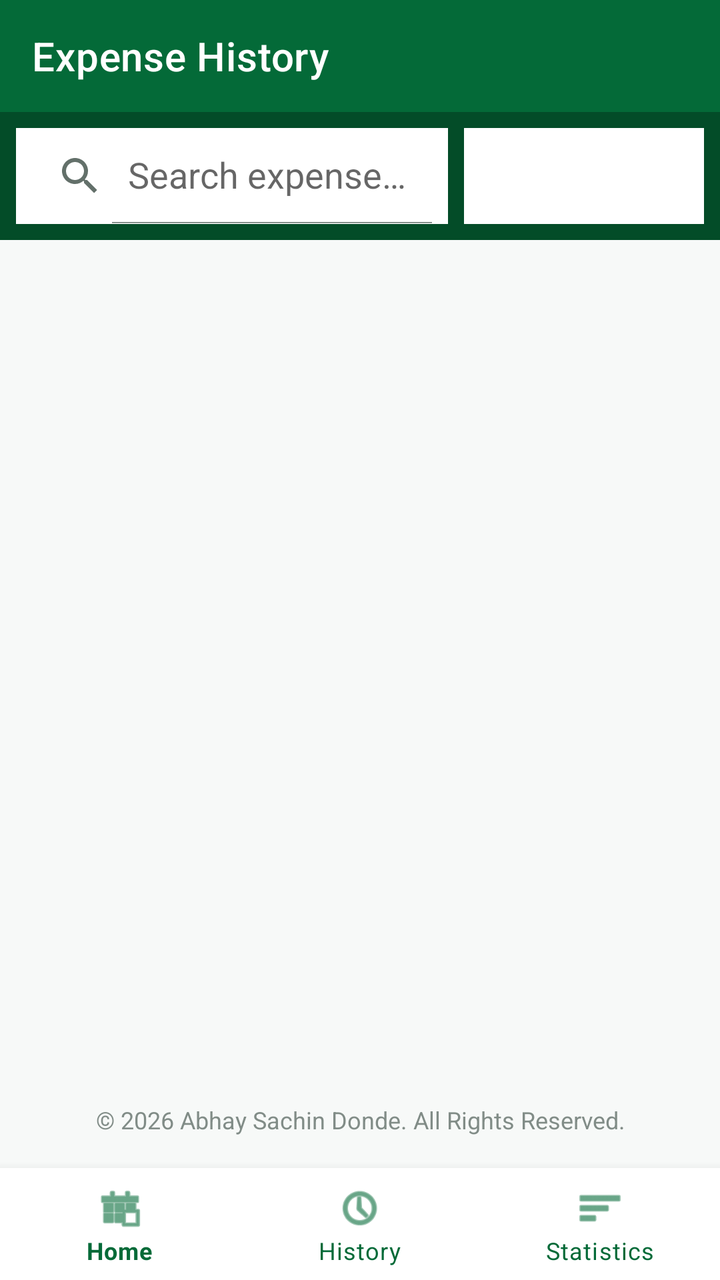
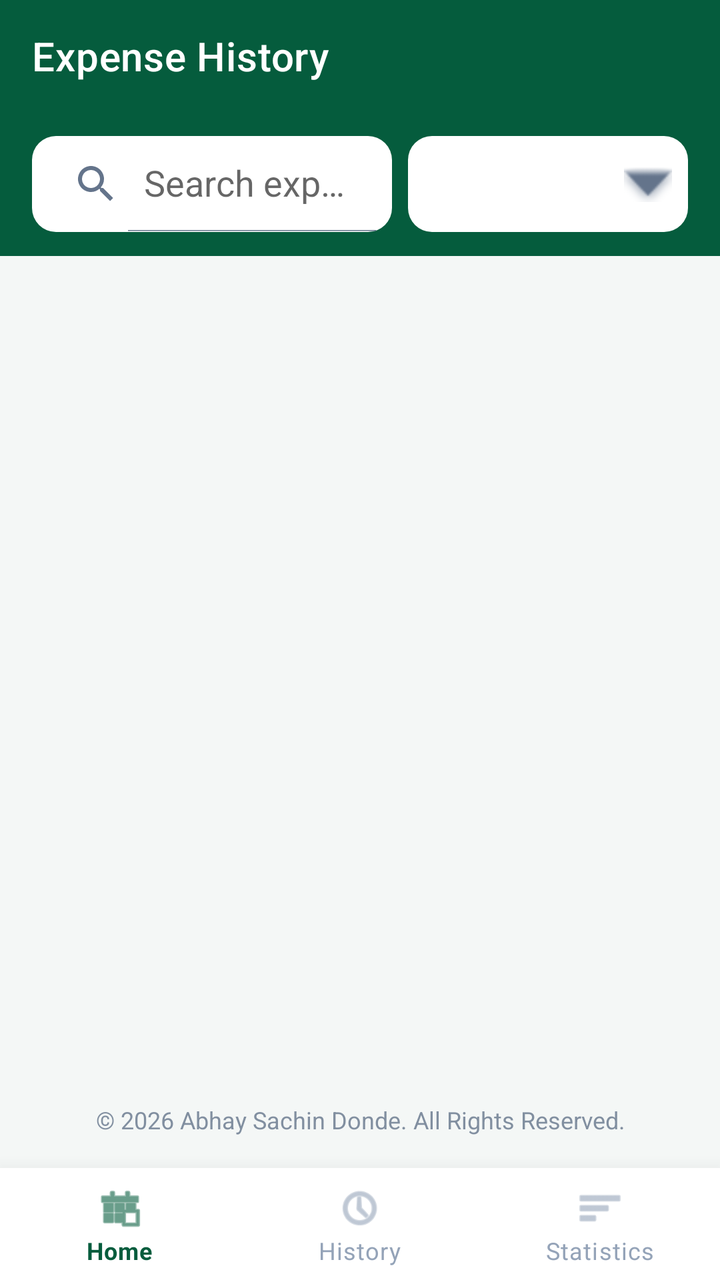

An Android layout rendered at two revisions. The XML below is the earlier revision; the diff shows what the commit changed to produce the second picture.
<!-- AndroidManifest.xml: application theme Theme.DailyHisaab -->
<!-- res/layout/activity_history.xml -->
<?xml version="1.0" encoding="utf-8"?>
<androidx.constraintlayout.widget.ConstraintLayout
    xmlns:android="http://schemas.android.com/apk/res/android"
    xmlns:app="http://schemas.android.com/apk/res-auto"
    android:layout_width="match_parent"
    android:layout_height="match_parent"
    android:background="?android:attr/colorBackground">

    <com.google.android.material.appbar.AppBarLayout
        android:id="@+id/appBarLayout"
        android:layout_width="match_parent"
        android:layout_height="wrap_content"
        app:layout_constraintTop_toTopOf="parent">

        <androidx.appcompat.widget.Toolbar
            android:id="@+id/toolbar"
            android:layout_width="match_parent"
            android:layout_height="?attr/actionBarSize"
            android:background="?attr/colorPrimary"
            app:title="@string/history_title"
            app:titleTextColor="?attr/colorOnPrimary" />

        <LinearLayout
            android:layout_width="match_parent"
            android:layout_height="wrap_content"
            android:orientation="horizontal"
            android:padding="8dp"
            android:background="?attr/colorPrimaryVariant">

            <androidx.appcompat.widget.SearchView
                android:id="@+id/searchView"
                android:layout_width="0dp"
                android:layout_height="wrap_content"
                android:layout_weight="1"
                app:queryHint="@string/search_hint"
                app:iconifiedByDefault="false"
                android:background="@android:color/white"
                android:layout_marginEnd="8dp"/>

            <Spinner
                android:id="@+id/spinnerFilterCategory"
                android:layout_width="wrap_content"
                android:layout_height="match_parent"
                android:background="@android:color/white"
                android:minWidth="120dp"/>
        </LinearLayout>

    </com.google.android.material.appbar.AppBarLayout>

    <androidx.recyclerview.widget.RecyclerView
        android:id="@+id/rvHistory"
        android:layout_width="match_parent"
        android:layout_height="0dp"
        android:padding="@dimen/activity_margin"
        android:clipToPadding="false"
        app:layout_constraintTop_toBottomOf="@id/appBarLayout"
        app:layout_constraintBottom_toTopOf="@id/layoutFooter"/>

    <TextView
        android:id="@+id/tvEmptyHistory"
        android:layout_width="wrap_content"
        android:layout_height="wrap_content"
        android:text="@string/no_history"
        android:visibility="gone"
        app:layout_constraintTop_toTopOf="@id/rvHistory"
        app:layout_constraintBottom_toBottomOf="@id/rvHistory"
        app:layout_constraintStart_toStartOf="parent"
        app:layout_constraintEnd_toEndOf="parent" />

    
    <include layout="@layout/layout_footer"
        android:id="@+id/layoutFooter"
        android:layout_width="match_parent"
        android:layout_height="wrap_content"
        app:layout_constraintBottom_toTopOf="@id/bottomNavigation" />

    <com.google.android.material.bottomnavigation.BottomNavigationView
        android:id="@+id/bottomNavigation"
        android:layout_width="match_parent"
        android:layout_height="wrap_content"
        app:layout_constraintBottom_toBottomOf="parent"
        app:menu="@menu/bottom_nav_menu"
        android:background="?attr/colorSurface"
        app:itemIconTint="?attr/colorPrimary"
        app:itemTextColor="?attr/colorPrimary"/>

</androidx.constraintlayout.widget.ConstraintLayout>
<!-- res/layout/layout_footer.xml (included above) -->
<?xml version="1.0" encoding="utf-8"?>
<TextView xmlns:android="http://schemas.android.com/apk/res/android"
    android:layout_width="match_parent"
    android:layout_height="wrap_content"
    android:text="@string/footer_copyright"
    android:textSize="12sp"
    android:textColor="?android:attr/textColorSecondary"
    android:gravity="center"
    android:paddingTop="16dp"
    android:paddingBottom="16dp"
    android:alpha="0.8"/>
<!-- resources referenced by this layout -->
<resources>
  <dimen name="activity_margin">16dp</dimen>
  <string name="footer_copyright">© 2026 Abhay Sachin Donde. All Rights Reserved.</string>
  <string name="history_title">Expense History</string>
  <string name="no_history">No expenses match your criteria.</string>
  <string name="search_hint">Search expenses…</string>
  <style name="Theme.DailyHisaab" parent="Theme.MaterialComponents.DayNight.NoActionBar">
          
          <item name="colorPrimary">@color/primary</item>
          <item name="colorPrimaryVariant">@color/primaryVariant</item>
          <item name="colorOnPrimary">@color/onPrimary</item>
          
          <item name="colorSecondary">@color/secondary</item>
          <item name="colorSecondaryVariant">@color/secondaryVariant</item>
          <item name="colorOnSecondary">@color/onPrimary</item>
          
          <item name="android:statusBarColor">@color/primaryVariant</item>
  
          
          <item name="android:colorBackground">@color/background</item>
          <item name="colorSurface">@color/surface</item>
          <item name="colorError">@color/error</item>
  
          
          <item name="android:textColorPrimary">@color/textPrimary</item>
          <item name="android:textColorSecondary">@color/textSecondary</item>
      </style>
  <color name="primary">#046A38</color>
  <color name="primaryVariant">#034C28</color>
  <color name="onPrimary">#FFFFFF</color>
  <color name="secondary">#0F9D58</color>
  <color name="secondaryVariant">#0B8043</color>
  <color name="background">#F7F9F8</color>
  <color name="surface">#FFFFFF</color>
  <color name="error">#D32F2F</color>
  <color name="textPrimary">#1A1E1C</color>
  <color name="textSecondary">#63706A</color>
</resources>

<!-- the commit's change to res/layout/activity_history.xml (unified diff, before → after) -->
@@ -10,6 +10,7 @@
         android:id="@+id/appBarLayout"
         android:layout_width="match_parent"
         android:layout_height="wrap_content"
+        app:elevation="0dp"
         app:layout_constraintTop_toTopOf="parent">
 
         <androidx.appcompat.widget.Toolbar
@@ -24,8 +25,9 @@
             android:layout_width="match_parent"
             android:layout_height="wrap_content"
             android:orientation="horizontal"
-            android:padding="8dp"
-            android:background="?attr/colorPrimaryVariant">
+            android:paddingHorizontal="16dp"
+            android:paddingVertical="12dp"
+            android:background="?attr/colorPrimary">
 
             <androidx.appcompat.widget.SearchView
                 android:id="@+id/searchView"
@@ -34,15 +36,28 @@
                 android:layout_weight="1"
                 app:queryHint="@string/search_hint"
                 app:iconifiedByDefault="false"
-                android:background="@android:color/white"
+                android:background="@drawable/search_bg"
                 android:layout_marginEnd="8dp"/>
 
-            <Spinner
-                android:id="@+id/spinnerFilterCategory"
-                android:layout_width="wrap_content"
+            <FrameLayout
+                android:layout_width="140dp"
                 android:layout_height="match_parent"
-                android:background="@android:color/white"
-                android:minWidth="120dp"/>
+                android:background="@drawable/search_bg">
+                <Spinner
+                    android:id="@+id/spinnerFilterCategory"
+                    android:layout_width="match_parent"
+                    android:layout_height="match_parent"
+                    android:background="@android:color/transparent"
+                    android:paddingStart="12dp"
+                    android:paddingEnd="12dp"/>
+                <ImageView
+                    android:layout_width="24dp"
+                    android:layout_height="24dp"
+                    android:src="@android:drawable/arrow_down_float"
+                    android:layout_gravity="end|center_vertical"
+                    android:layout_marginEnd="8dp"
+                    app:tint="?android:attr/textColorSecondary"/>
+            </FrameLayout>
         </LinearLayout>
 
     </com.google.android.material.appbar.AppBarLayout>
@@ -51,21 +66,37 @@
         android:id="@+id/rvHistory"
         android:layout_width="match_parent"
         android:layout_height="0dp"
-        android:padding="@dimen/activity_margin"
+        android:paddingTop="8dp"
         android:clipToPadding="false"
         app:layout_constraintTop_toBottomOf="@id/appBarLayout"
         app:layout_constraintBottom_toTopOf="@id/layoutFooter"/>
 
-    <TextView
-        android:id="@+id/tvEmptyHistory"
-        android:layout_width="wrap_content"
+    <LinearLayout
+        android:id="@+id/layoutEmptyHistory"
+        android:layout_width="match_parent"
         android:layout_height="wrap_content"
-        android:text="@string/no_history"
+        android:orientation="vertical"
+        android:gravity="center"
         android:visibility="gone"
         app:layout_constraintTop_toTopOf="@id/rvHistory"
-        app:layout_constraintBottom_toBottomOf="@id/rvHistory"
-        app:layout_constraintStart_toStartOf="parent"
-        app:layout_constraintEnd_toEndOf="parent" />
+        app:layout_constraintBottom_toBottomOf="@id/rvHistory">
+
+        <ImageView
+            android:layout_width="64dp"
+            android:layout_height="64dp"
+            android:src="@drawable/ic_logo"
+            app:tint="@color/textHint"
+            android:alpha="0.5"
+            android:layout_marginBottom="16dp"/>
+
+        <TextView
+            android:id="@+id/tvEmptyHistory"
+            android:layout_width="wrap_content"
+            android:layout_height="wrap_content"
+            android:text="@string/no_history"
+            android:textColor="?android:attr/textColorSecondary"
+            android:textSize="16sp"/>
+    </LinearLayout>
 
     
     <include layout="@layout/layout_footer"
@@ -80,9 +111,7 @@
         android:layout_height="wrap_content"
         app:layout_constraintBottom_toBottomOf="parent"
         app:menu="@menu/bottom_nav_menu"
-        android:background="?attr/colorSurface"
-        app:itemIconTint="?attr/colorPrimary"
-        app:itemTextColor="?attr/colorPrimary"/>
+        app:elevation="16dp"/>
 
 </androidx.constraintlayout.widget.ConstraintLayout>
 <!-- res/layout/layout_footer.xml (included above) -->
<!-- resource entries referenced after the edit -->
@@ -1,6 +1,14 @@
 <!-- resources referenced by this layout -->
 <resources>
-  <dimen name="activity_margin">16dp</dimen>
+  <color name="textHint">#94A3B8</color>
+  <!-- drawable ic_logo: png bitmap (drawable, 210172 bytes) -->
+  <!-- drawable search_bg (drawable) -->
+  <?xml version="1.0" encoding="utf-8"?>
+  <shape xmlns:android="http://schemas.android.com/apk/res/android"
+      android:shape="rectangle">
+      <solid android:color="@color/surface"/>
+      <corners android:radius="12dp"/>
+  </shape>
   <string name="footer_copyright">© 2026 Abhay Sachin Donde. All Rights Reserved.</string>
   <string name="history_title">Expense History</string>
   <string name="no_history">No expenses match your criteria.</string>
@@ -15,7 +23,7 @@
           <item name="colorSecondaryVariant">@color/secondaryVariant</item>
           <item name="colorOnSecondary">@color/onPrimary</item>
           
-          <item name="android:statusBarColor">@color/primaryVariant</item>
+          <item name="android:statusBarColor">@color/primary</item>
   
           
           <item name="android:colorBackground">@color/background</item>
@@ -25,16 +33,28 @@
           
           <item name="android:textColorPrimary">@color/textPrimary</item>
           <item name="android:textColorSecondary">@color/textSecondary</item>
+  
+          
+          <item name="bottomNavigationStyle">@style/Widget.DailyHisaab.BottomNavigationView</item>
       </style>
-  <color name="primary">#046A38</color>
-  <color name="primaryVariant">#034C28</color>
+  <color name="primary">#055C3D</color>
+  <color name="primaryVariant">#033D28</color>
   <color name="onPrimary">#FFFFFF</color>
-  <color name="secondary">#0F9D58</color>
-  <color name="secondaryVariant">#0B8043</color>
-  <color name="background">#F7F9F8</color>
+  <color name="secondary">#D4AF37</color>
+  <color name="secondaryVariant">#B5952F</color>
+  <color name="background">#F4F7F6</color>
   <color name="surface">#FFFFFF</color>
-  <color name="error">#D32F2F</color>
-  <color name="textPrimary">#1A1E1C</color>
-  <color name="textSecondary">#63706A</color>
+  <color name="error">#DC2626</color>
+  <color name="textPrimary">#1E293B</color>
+  <color name="textSecondary">#64748B</color>
+  <style name="Widget.DailyHisaab.BottomNavigationView" parent="Widget.MaterialComponents.BottomNavigationView">
+          <item name="materialThemeOverlay">@style/ThemeOverlay.DailyHisaab.BottomNavigation</item>
+          <item name="itemIconTint">@color/nav_item_color</item>
+          <item name="itemTextColor">@color/nav_item_color</item>
+          <item name="itemIconSize">24dp</item>
+      </style>
+  <style name="ThemeOverlay.DailyHisaab.BottomNavigation" parent="">
+          <item name="colorSurface">@color/surface</item>
+      </style>
 </resources>
 
